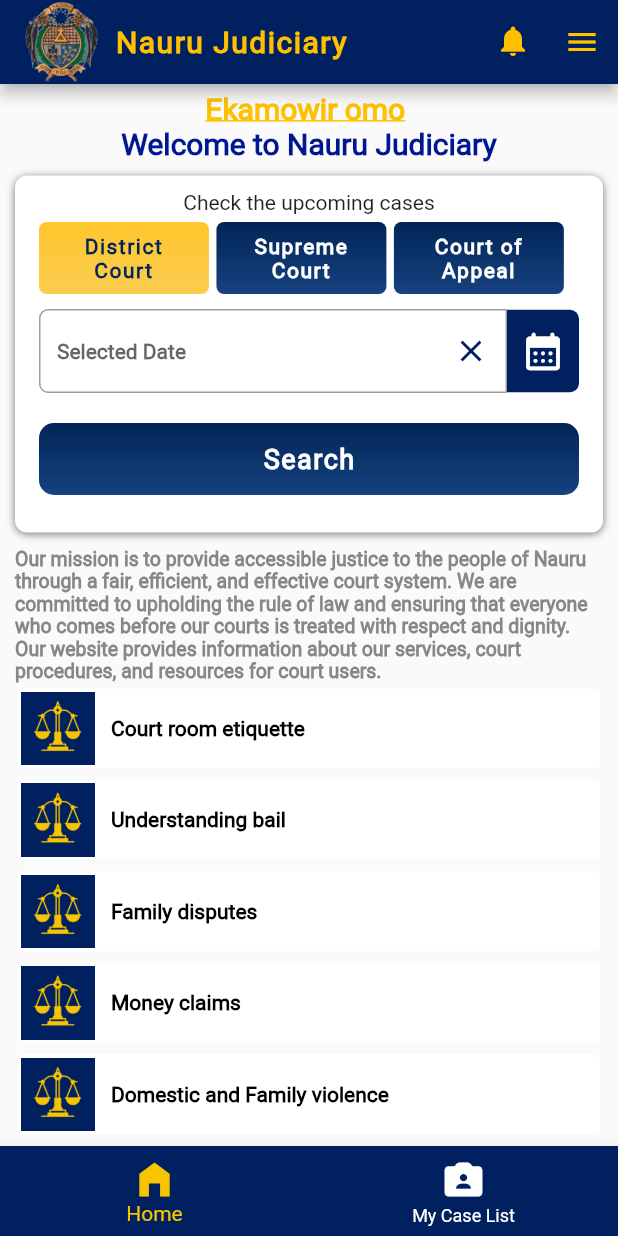
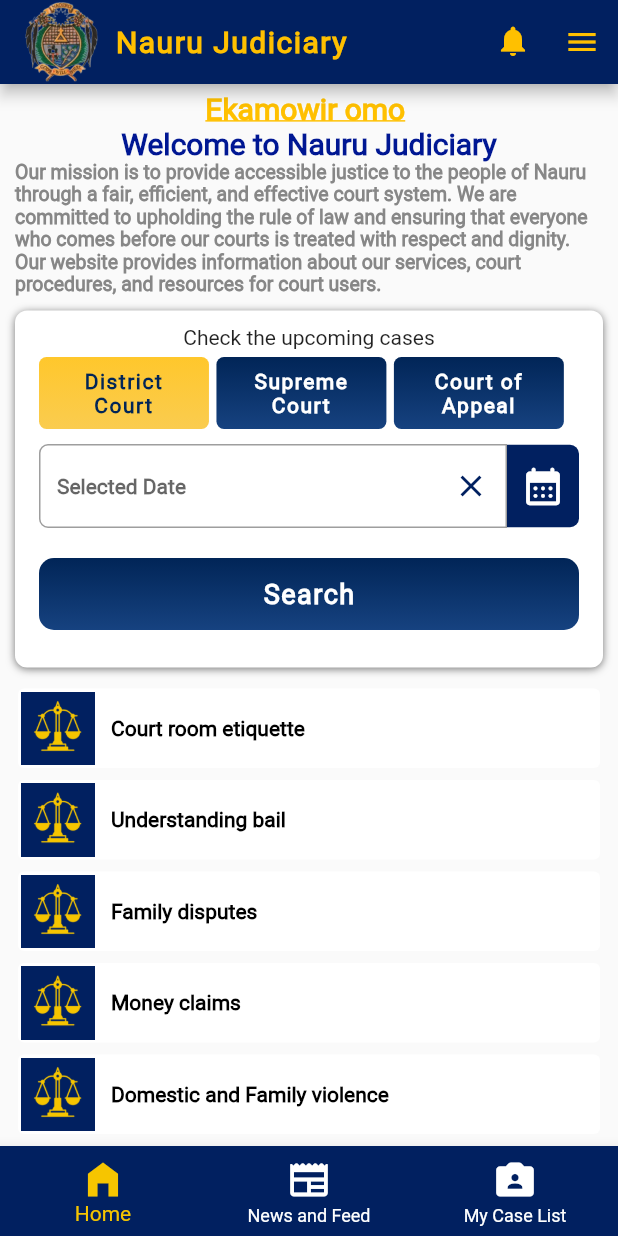
Before and after one commit to prasad305/NauruMobileApp, a Flutter app: the screen it shows after launch, on a phone screen of 412 x 824 dp. Run offline on Flutter 3.47's test engine with Material 2 defaults, Android fonts, the phone set to English and light mode, and no system bars; our stand-ins replace flutter_local_notifications, flutter_markdown, flutter_typeahead, shared_preferences, webview_flutter; missing offline and left inert: dart:ffi, webviewx_plus, workmanager; statements that could not run were skipped.

Commit message:
changes added

```diff
--- a/lib/components/bottom_navbar.dart
+++ b/lib/components/bottom_navbar.dart
@@ -1,6 +1,7 @@
 import 'package:flutter/material.dart';
 import 'package:flutter/services.dart';
 import '../screens/homepage.dart';
+import '../screens/newspage.dart';
 import '../screens/search.dart';
 
 
@@ -31,6 +32,7 @@
             },
             children : [
               HomePage(),
+              NewsAndFeedPage(url: "https://naurujudiciary.gov.nr/news-and-announcements/",),
               SearchPage(),
             ]
         ),
@@ -42,7 +44,7 @@
               setState(() {
                 _pageController.animateToPage(index, duration: Duration(microseconds: 400000), curve: Curves.ease);
                 //_pageController.jumpToPage(index);
-                //_currentIndex = index;
+                // _currentIndex = index;
               });
             },
 
@@ -53,8 +55,11 @@
                 activeIcon: Icon(Icons.home_filled, size: 30, color: Color.fromARGB(255, 246, 197, 0)),
                 label: 'Home',
               ),
-
               BottomNavigationBarItem(
+                icon: Icon(Icons.newspaper_rounded, size: 30, color: Color.fromARGB(255, 255, 255, 255)),
+                activeIcon: Icon(Icons.newspaper_rounded, size: 30, color: Color.fromARGB(255, 246, 197, 0)),
+                label: 'News and Feed',
+              ),BottomNavigationBarItem(
                 icon: Icon(Icons.photo_camera_front_rounded, size: 30, color: Color.fromARGB(255, 255, 255, 255)),
                 activeIcon: Icon(Icons.photo_camera_front_rounded, size: 30, color: Color.fromARGB(255, 246, 197, 0)),
                 label: 'My Case List',
--- a/lib/screens/homepage.dart
+++ b/lib/screens/homepage.dart
@@ -149,6 +149,17 @@
               fontWeight: FontWeight.bold,
             ),
           ),
+
+          Padding(padding: EdgeInsets.only(left: 10.0,right: 10.0),child:
+          Text(
+            'Our mission is to provide accessible justice to the people of Nauru through a fair, efficient, and effective court system. We are committed to upholding the rule of law and ensuring that everyone who comes before our courts is treated with respect and dignity. Our website provides information about our services, court procedures, and resources for court users.',
+            style: TextStyle(
+              color: Color.fromARGB(255, 135, 135, 135),
+              fontFamily: "Roboto",
+              fontSize: 13.0,
+              fontWeight: FontWeight.bold,
+            ),
+          )),
 
           Padding(
             padding: const EdgeInsets.fromLTRB(10.0, 10.0, 10.0, 10.0),
@@ -315,19 +326,6 @@
             ),
           ),
 
-
-          Padding(padding: EdgeInsets.only(left: 10.0,right: 10.0),child:
-          Text(
-            'Our mission is to provide accessible justice to the people of Nauru through a fair, efficient, and effective court system. We are committed to upholding the rule of law and ensuring that everyone who comes before our courts is treated with respect and dignity. Our website provides information about our services, court procedures, and resources for court users.',
-            style: TextStyle(
-              color: Color.fromARGB(255, 135, 135, 135),
-              fontFamily: "Roboto",
-              fontSize: 13.0,
-              fontWeight: FontWeight.bold,
-            ),
-          )),
-
-
           HomeCard(title: "Court room etiquette"),
           HomeCard(title: "Understanding bail"),
           HomeCard(title: "Family disputes"),
@@ -487,44 +485,44 @@
                   );
                 },
               ),
-              ListTile(
-                title: const Text(
-                  'Going To Court',
-                  style: TextStyle(
-                    color: Color.fromARGB(255, 1, 32, 96),
-                    fontFamily: "Roboto",
-                    fontSize: 18.0,
-                    letterSpacing: 1.0,
-                    fontWeight: FontWeight.bold,
-                  ),
-                ),
-                onTap: () {
-                  // Update the state of the app
-                  Navigator.pop(context);
-                  openUrl('naurujudiciary.gov.nr',
-                      'going-to-court/court-room-etiquette/');
-                  // ...
-                  // Then close the drawer
-                },
-              ),
-              ListTile(
-                title: const Text(
-                  'Publications',
-                  style: TextStyle(
-                    color: Color.fromARGB(255, 1, 32, 96),
-                    fontFamily: "Roboto",
-                    fontSize: 18.0,
-                    letterSpacing: 1.0,
-                    fontWeight: FontWeight.bold,
-                  ),
-                ),
-                onTap: () {
-                  // Update the state of the app
-                  Navigator.pop(context);
-                  openUrl('naurujudiciary.gov.nr', 'annual-reports/');
-                  // ...
-                },
-              ),
+              // ListTile(
+              //   title: const Text(
+              //     'Going To Court',
+              //     style: TextStyle(
+              //       color: Color.fromARGB(255, 1, 32, 96),
+              //       fontFamily: "Roboto",
+              //       fontSize: 18.0,
+              //       letterSpacing: 1.0,
+              //       fontWeight: FontWeight.bold,
+              //     ),
+              //   ),
+              //   onTap: () {
+              //     // Update the state of the app
+              //     Navigator.pop(context);
+              //     openUrl('naurujudiciary.gov.nr',
+              //         'going-to-court/court-room-etiquette/');
+              //     // ...
+              //     // Then close the drawer
+              //   },
+              // ),
+              // ListTile(
+              //   title: const Text(
+              //     'Publications',
+              //     style: TextStyle(
+              //       color: Color.fromARGB(255, 1, 32, 96),
+              //       fontFamily: "Roboto",
+              //       fontSize: 18.0,
+              //       letterSpacing: 1.0,
+              //       fontWeight: FontWeight.bold,
+              //     ),
+              //   ),
+              //   onTap: () {
+              //     // Update the state of the app
+              //     Navigator.pop(context);
+              //     openUrl('naurujudiciary.gov.nr', 'annual-reports/');
+              //     // ...
+              //   },
+              // ),
               ListTile(
                 title: const Text(
                   'Contact us',
--- a/lib/screens/search.dart
+++ b/lib/screens/search.dart
@@ -69,7 +69,9 @@
         'dateFrom': now.split(" ")[0]
       }),
     );
-    if(response.statusCode == 200){ //Check Response is success
+    if(response.statusCode == 200){
+      print("response");//Check Response is success
+      print(response.body);//Check Response is success
       final body = response.body;
       final json = jsonDecode(body);
 
```
Also changed, not shown: lib/screens/newspage.dart (added, +73 -0 lines).
